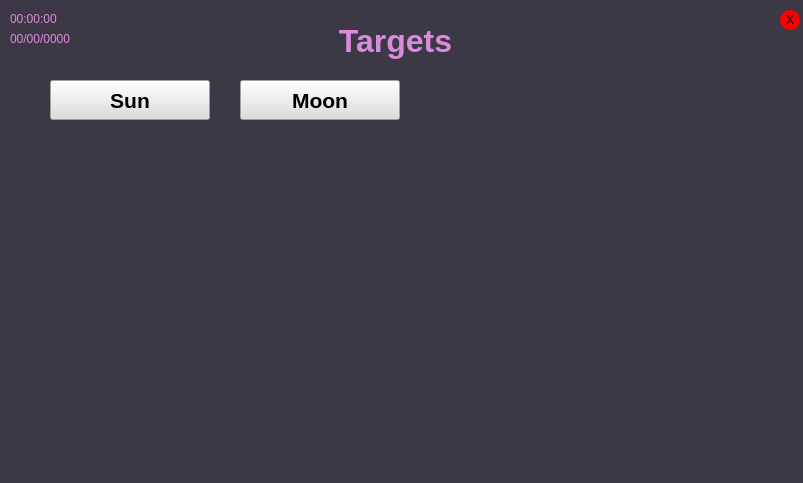
This is qt_gui/Pointee/pointee.ui in LHypersonicMonkeyJ/piPointingTurret as Qt 5 draws it before an edit. The edited form follows.
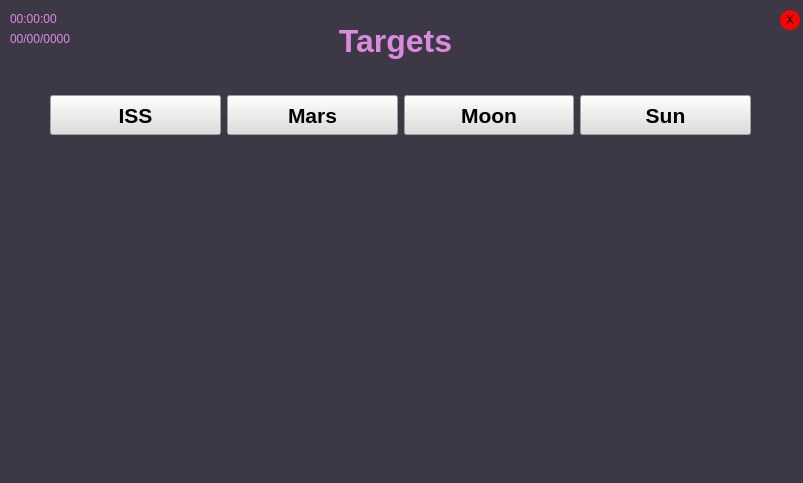
This is the edited form.

Commit message: ui: test target button 02

Patch:
```diff
--- a/qt_gui/Pointee/pointee.ui
+++ b/qt_gui/Pointee/pointee.ui
@@ -97,18 +97,96 @@
     <string>X</string>
    </property>
   </widget>
+  <widget class="QWidget" name="horizontalLayoutWidget">
+   <property name="geometry">
+    <rect>
+     <x>50</x>
+     <y>80</y>
+     <width>701</width>
+     <height>71</height>
+    </rect>
+   </property>
+   <layout class="QHBoxLayout" name="horizontalLayout">
+    <item>
+     <widget class="QPushButton" name="target_ISS">
+      <property name="minimumSize">
+       <size>
+        <width>0</width>
+        <height>40</height>
+       </size>
+      </property>
+      <property name="font">
+       <font>
+        <pointsize>16</pointsize>
+        <weight>75</weight>
+        <bold>true</bold>
+       </font>
+      </property>
+      <property name="styleSheet">
+       <string notr="true">background-color: rgb(222, 221, 218);</string>
+      </property>
+      <property name="text">
+       <string>ISS</string>
+      </property>
+     </widget>
+    </item>
+    <item>
+     <widget class="QPushButton" name="target_Mars">
+      <property name="minimumSize">
+       <size>
+        <width>0</width>
+        <height>40</height>
+       </size>
+      </property>
+      <property name="font">
+       <font>
+        <pointsize>16</pointsize>
+        <weight>75</weight>
+        <bold>true</bold>
+       </font>
+      </property>
+      <property name="styleSheet">
+       <string notr="true">background-color: rgb(222, 221, 218);</string>
+      </property>
+      <property name="text">
+       <string>Mars</string>
+      </property>
+     </widget>
+    </item>
+    <item>
+     <widget class="QPushButton" name="target_Moon">
+      <property name="minimumSize">
+       <size>
+        <width>0</width>
+        <height>40</height>
+       </size>
+      </property>
+      <property name="font">
+       <font>
+        <pointsize>16</pointsize>
+        <weight>75</weight>
+        <bold>true</bold>
+       </font>
+      </property>
+      <property name="styleSheet">
+       <string notr="true">background-color: rgb(222, 221, 218);</string>
+      </property>
+      <property name="text">
+       <string>Moon</string>
+      </property>
+      <property name="iconSize">
+       <size>
+        <width>20</width>
+        <height>4</height>
+       </size>
+      </property>
+     </widget>
+    </item>
+    <item>
   <widget class="QPushButton" name="target_Sun">
    <property name="enabled">
     <bool>true</bool>
    </property>
-   <property name="geometry">
-    <rect>
-     <x>50</x>
-     <y>80</y>
-     <width>160</width>
-     <height>40</height>
-    </rect>
-   </property>
    <property name="sizePolicy">
     <sizepolicy hsizetype="Minimum" vsizetype="Fixed">
      <horstretch>0</horstretch>
@@ -147,40 +225,8 @@
     </size>
    </property>
   </widget>
-  <widget class="QPushButton" name="target_Moon">
-   <property name="geometry">
-    <rect>
-     <x>240</x>
-     <y>80</y>
-     <width>160</width>
-     <height>40</height>
-    </rect>
-   </property>
-   <property name="minimumSize">
-    <size>
-     <width>0</width>
-     <height>40</height>
-    </size>
-   </property>
-   <property name="font">
-    <font>
-     <pointsize>16</pointsize>
-     <weight>75</weight>
-     <bold>true</bold>
-    </font>
-   </property>
-   <property name="styleSheet">
-    <string notr="true">background-color: rgb(222, 221, 218);</string>
-   </property>
-   <property name="text">
-    <string>Moon</string>
-   </property>
-   <property name="iconSize">
-    <size>
-     <width>20</width>
-     <height>4</height>
-    </size>
-   </property>
+    </item>
+   </layout>
   </widget>
  </widget>
  <resources/>
```
Lines whose indentation alone changed are shown as unchanged.
